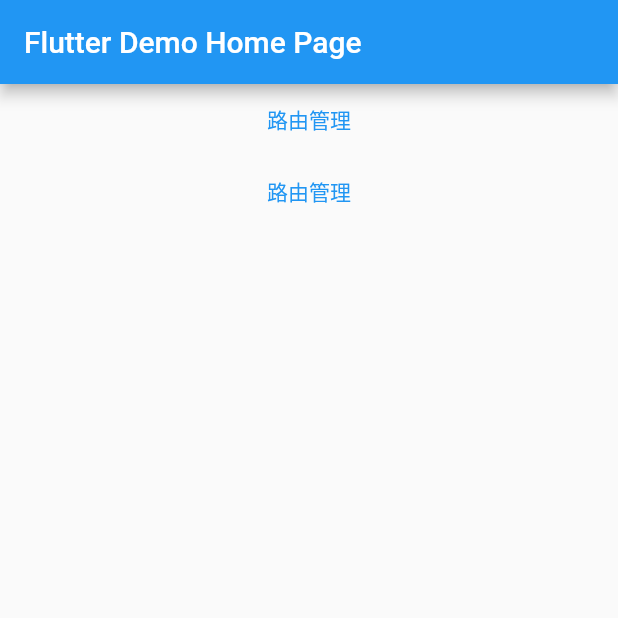
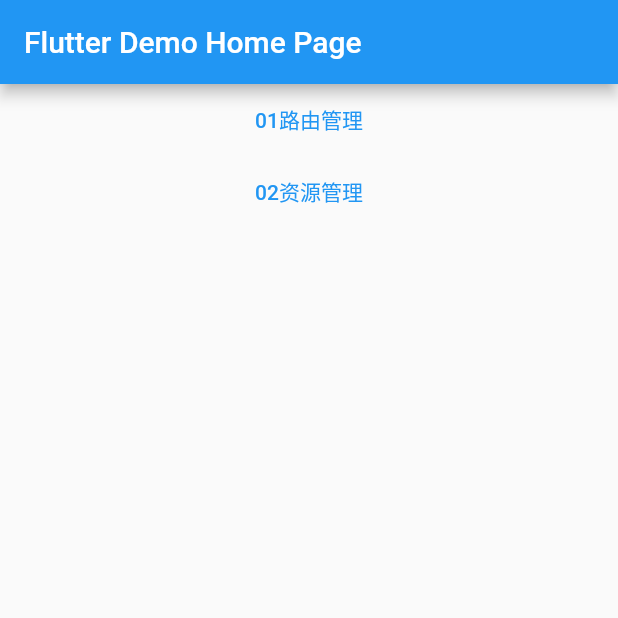
Before and after one commit to FairyHeart/Flutter_demo, a Flutter app: the screen it shows after launch, on a phone screen of 412 x 824 dp, the top half of it. Run offline on Flutter 3.47's test engine with Material 2 defaults, Android fonts, the phone set to English and light mode, and no system bars.

```diff
--- /dev/null
+++ b/images/config.json
@@ -0,0 +1,6 @@
+{
+    "name": "BeJson",
+    "url": "http://www.bejson.com",
+    "page": 88,
+    "isNonProfit": true
+}
--- a/lib/main.dart
+++ b/lib/main.dart
@@ -1,5 +1,6 @@
 import 'package:flutter/material.dart';
 import 'package:flutter_demo/01%E8%B7%AF%E7%94%B1%E7%AE%A1%E7%90%86.dart';
+import 'package:flutter_demo/02%E8%B5%84%E6%BA%90%E7%AE%A1%E7%90%86.dart';
 
 void main() {
   runApp(MyApp());
@@ -17,7 +18,8 @@ class MyApp extends StatelessWidget {
       ),
       home: MyHomePage(title: 'Flutter Demo Home Page'),
       routes: {
-        "/a": (context) => RoutePage("bbb"),
+        "/routePage": (context) => RoutePage("bbb"),
+        '/assetPage': (context) => AssetPage()
       },
 
       ///注意，配置这个就不能够同时定义上面：routes，同时定义以上面的为准
@@ -55,8 +57,8 @@ class _MyHomePageState extends State<MyHomePage> {
         ),
         body: ListView(
           children: [
-            MyText(
-              '路由管理',
+            /*MyText(
+              '01路由管理',
               () => {
                 Navigator.of(context).push(MaterialPageRoute(
                   builder: (context) {
@@ -64,10 +66,14 @@ class _MyHomePageState extends State<MyHomePage> {
                   },
                 ))
               },
+            ),*/
+            MyText(
+              '01路由管理',
+              () => {_back(context)},
             ),
             MyText(
-              '路由管理',
-              () => {_back(context)},
+              '02资源管理',
+              () => {Navigator.of(context).pushNamed('/assetPage')},
             ),
           ],
         ));
@@ -75,7 +81,7 @@ class _MyHomePageState extends State<MyHomePage> {
 
   _back(BuildContext context) async {
     final backValue =
-        await Navigator.of(context).pushNamed("/b", arguments: '传递的值');
+        await Navigator.of(context).pushNamed("/routePage", arguments: '传递的值');
     setState(() {
       widget.title = backValue;
     });
```
Also changed, not shown: lib/02资源管理.dart (added, +54 -0 lines), pubspec.yaml (+5 -3 lines), images/ic.png (added).
